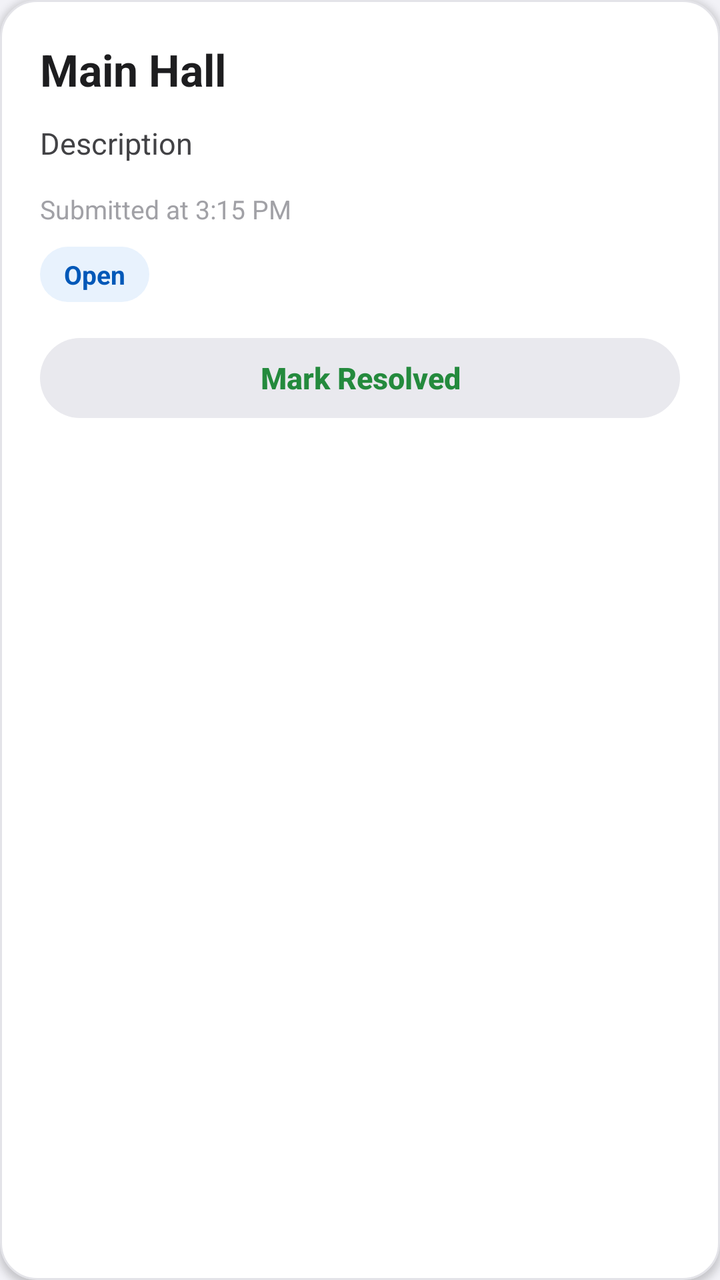
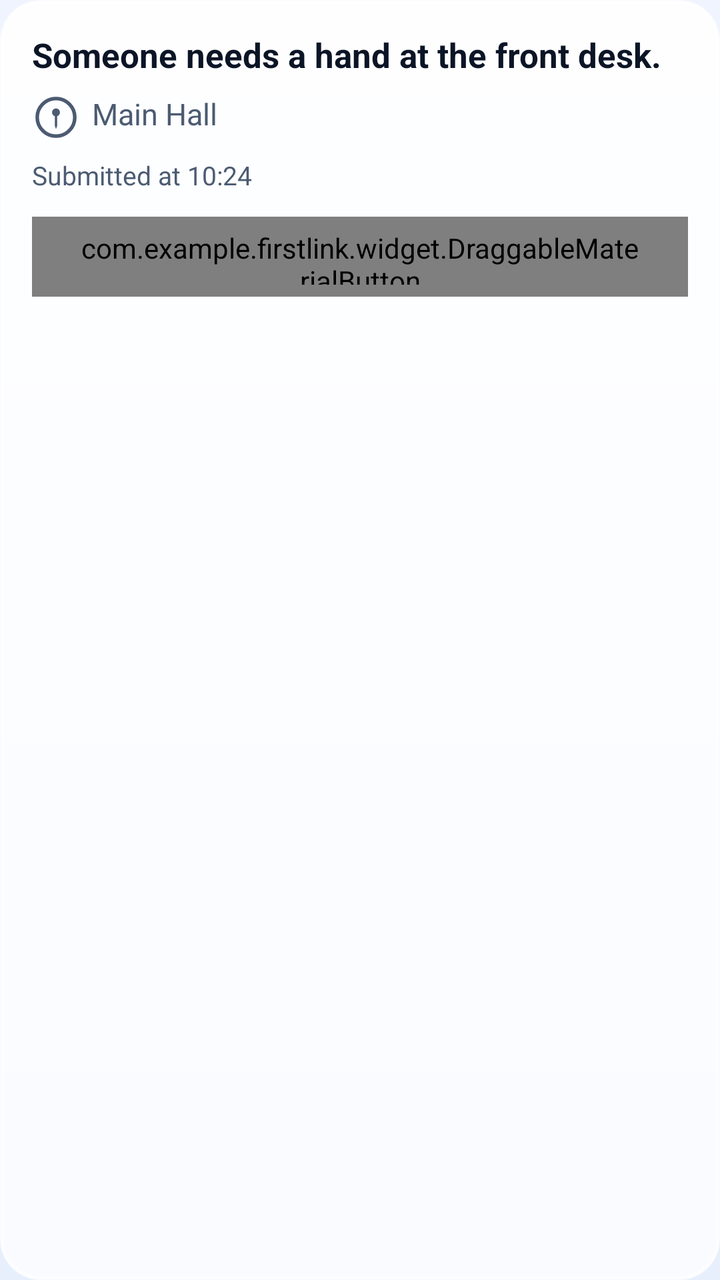

Before-and-after screenshots of an Android layout around one commit, followed by the original layout XML and the change that was made.
<!-- AndroidManifest.xml: application theme Theme.FirstLink -->
<!-- res/layout/item_help_request.xml -->
<?xml version="1.0" encoding="utf-8"?>
<LinearLayout xmlns:android="http://schemas.android.com/apk/res/android"
    xmlns:app="http://schemas.android.com/apk/res-auto"
    android:layout_width="match_parent"
    android:layout_height="wrap_content"
    android:layout_marginTop="14dp"
    android:background="@drawable/emslides"
    android:clipToOutline="true"
    android:elevation="2dp"
    android:orientation="vertical">

    <TextView
        android:id="@+id/item_help_location"
        android:layout_width="wrap_content"
        android:layout_height="wrap_content"
        android:text="Main Hall"
        android:textColor="@color/text_primary"
        android:textSize="22sp"
        android:textStyle="bold" />

    <TextView
        android:id="@+id/item_help_description"
        android:layout_width="match_parent"
        android:layout_height="wrap_content"
        android:layout_marginTop="12dp"
        android:lineSpacingExtra="3dp"
        android:text="Description"
        android:textColor="@color/text_body"
        android:textSize="15sp" />

    <TextView
        android:id="@+id/item_help_time"
        android:layout_width="wrap_content"
        android:layout_height="wrap_content"
        android:layout_marginTop="14dp"
        android:text="Submitted at 3:15 PM"
        android:textColor="@color/text_hint"
        android:textSize="13sp" />

    <TextView
        android:id="@+id/item_help_status"
        android:layout_width="wrap_content"
        android:layout_height="wrap_content"
        android:layout_marginTop="10dp"
        android:background="@drawable/bg_chip_brand"
        android:paddingStart="12dp"
        android:paddingTop="5dp"
        android:paddingEnd="12dp"
        android:paddingBottom="5dp"
        android:text="Open"
        android:textColor="@color/brand_on_primary_container"
        android:textSize="13sp"
        android:textStyle="bold" />

    <com.google.android.material.button.MaterialButton
        android:id="@+id/item_help_resolve_button"
        style="@style/Widget.FirstLink.Button.Outlined"
        android:layout_width="match_parent"
        android:layout_height="48dp"
        android:layout_marginTop="14dp"
        android:text="Mark Resolved"
        android:textColor="@color/success"
        android:textSize="15sp"
        android:textStyle="bold" />

</LinearLayout>
<!-- resources referenced by this layout -->
<resources>
  <color name="brand_on_primary_container">#0058B8</color>
  <color name="success">#248A3D</color>
  <color name="text_body">#424245</color>
  <color name="text_hint">#A1A1A6</color>
  <color name="text_primary">#1D1D1F</color>
  <!-- drawable bg_chip_brand (drawable) -->
  <?xml version="1.0" encoding="utf-8"?>
  <shape xmlns:android="http://schemas.android.com/apk/res/android"
      android:shape="rectangle">
      <corners android:radius="100dp" />
      <solid android:color="@color/brand_primary_container" />
  </shape>
  <!-- drawable emslides (drawable) -->
  <?xml version="1.0" encoding="utf-8"?>
  <shape xmlns:android="http://schemas.android.com/apk/res/android"
      android:shape="rectangle">
      <solid android:color="@color/card_surface" />
      <corners android:radius="18dp" />
      <stroke
          android:width="1dp"
          android:color="@color/border_light" />
      <padding
          android:left="20dp"
          android:top="20dp"
          android:right="20dp"
          android:bottom="20dp" />
  </shape>
  <style name="Widget.FirstLink.Button.Outlined" parent="Widget.FirstLink.Button">
          <item name="backgroundTint">@color/glass_fill</item>
          <item name="android:textColor">@color/brand_primary</item>
          <item name="iconTint">@color/brand_primary</item>
          <item name="android:elevation">0dp</item>
          <item name="elevation">0dp</item>
          <item name="rippleColor">@color/glass_ripple</item>
      </style>
  <color name="brand_primary_container">#E8F2FD</color>
  <color name="card_surface">#FFFFFF</color>
  <color name="border_light">#E3E3E8</color>
  <color name="glass_fill">#E9E9EE</color>
  <color name="brand_primary">#0071E3</color>
  <color name="glass_ripple">#DEDEE3</color>
  <style name="Base.Theme.FirstLink" parent="Theme.Material3.DayNight.NoActionBar">
          <item name="colorPrimary">@color/brand_primary</item>
          <item name="colorOnPrimary">@color/white</item>
          <item name="colorPrimaryContainer">@color/brand_primary_container</item>
          <item name="colorOnPrimaryContainer">@color/brand_on_primary_container</item>
  
          <item name="colorSecondary">@color/brand_primary</item>
          <item name="colorOnSecondary">@color/white</item>
  
          <item name="colorError">@color/danger</item>
          <item name="colorOnError">@color/white</item>
  
          <item name="android:colorBackground">@color/surface</item>
          <item name="colorOnBackground">@color/text_primary</item>
          <item name="colorSurface">@color/surface</item>
          <item name="colorOnSurface">@color/text_primary</item>
          <item name="colorOutline">@color/border_light</item>
          
          <item name="elevationOverlayEnabled">false</item>
  
          <item name="android:statusBarColor">@color/surface</item>
          <item name="android:navigationBarColor">@color/surface</item>
          <item name="android:windowLightStatusBar">true</item>
  
          <item name="shapeAppearanceSmallComponent">@style/ShapeAppearance.FirstLink.Small</item>
          <item name="shapeAppearanceMediumComponent">@style/ShapeAppearance.FirstLink.Medium</item>
          <item name="shapeAppearanceLargeComponent">@style/ShapeAppearance.FirstLink.Large</item>
  
          
          <item name="materialButtonStyle">@style/Widget.FirstLink.Button.Primary</item>
  
          
          <item name="android:windowAnimationStyle">@style/WindowAnimation.FirstLink</item>
  
          <item name="materialAlertDialogTheme">@style/ThemeOverlay.FirstLink.Dialog</item>
      </style>
  <color name="surface">#F2F2F7</color>
  <style name="ShapeAppearance.FirstLink.Small" parent="ShapeAppearance.Material3.SmallComponent">
          <item name="cornerSize">16dp</item>
      </style>
  <style name="ShapeAppearance.FirstLink.Medium" parent="ShapeAppearance.Material3.MediumComponent">
          <item name="cornerSize">20dp</item>
      </style>
  <style name="ShapeAppearance.FirstLink.Large" parent="ShapeAppearance.Material3.LargeComponent">
          <item name="cornerSize">28dp</item>
      </style>
  <style name="Widget.FirstLink.Button.Primary" parent="Widget.FirstLink.Button">
          <item name="backgroundTint">@color/brand_primary</item>
          <item name="android:textColor">@color/white</item>
          <item name="android:elevation">4dp</item>
          <item name="elevation">4dp</item>
          <item name="android:outlineSpotShadowColor" tools:targetApi="p">@color/brand_glow</item>
          <item name="android:outlineAmbientShadowColor" tools:targetApi="p">@color/brand_glow</item>
      </style>
  <style name="ThemeOverlay.FirstLink.Dialog" parent="ThemeOverlay.Material3.MaterialAlertDialog">
          <item name="colorSurface">@color/dialog_glass_surface</item>
          <item name="colorSurfaceContainerHigh">@color/dialog_glass_surface</item>
          <item name="android:backgroundDimAmount">0.32</item>
          <item name="colorOnSurface">@color/text_primary</item>
          <item name="colorOnSurfaceVariant">@color/text_body</item>
          <item name="shapeAppearanceCornerLarge">@style/ShapeAppearance.FirstLink.Large</item>
          <item name="buttonBarPositiveButtonStyle">@style/Widget.FirstLink.Button.Dialog.Positive</item>
          <item name="buttonBarNegativeButtonStyle">@style/Widget.FirstLink.Button.Dialog.Negative</item>
          <item name="buttonBarNeutralButtonStyle">@style/Widget.FirstLink.Button.Dialog.Negative</item>
      </style>
  <color name="brand_glow">#1D1D1F</color>
  <color name="dialog_glass_surface">#F2FFFFFF</color>
  <style name="Widget.FirstLink.Button.Dialog.Negative">
          <item name="backgroundTint">@color/glass_fill</item>
          <item name="android:textColor">@color/text_body</item>
          <item name="android:elevation">0dp</item>
          <item name="elevation">0dp</item>
          <item name="rippleColor">@color/glass_ripple</item>
      </style>
  <!-- unchanged entries left out for length: 7 -->
</resources>

<!-- the commit's change to res/layout/item_help_request.xml (unified diff, before → after) -->
@@ -3,64 +3,85 @@
     xmlns:app="http://schemas.android.com/apk/res-auto"
     android:layout_width="match_parent"
     android:layout_height="wrap_content"
+    android:layout_marginStart="20dp"
     android:layout_marginTop="14dp"
-    android:background="@drawable/emslides"
-    android:clipToOutline="true"
-    android:elevation="2dp"
-    android:orientation="vertical">
-
-    <TextView
-        android:id="@+id/item_help_location"
-        android:layout_width="wrap_content"
-        android:layout_height="wrap_content"
-        android:text="Main Hall"
-        android:textColor="@color/text_primary"
-        android:textSize="22sp"
-        android:textStyle="bold" />
+    android:layout_marginEnd="20dp"
+    android:background="@drawable/bg_ios_group"
+    android:orientation="vertical"
+    android:padding="16dp">
 
     <TextView
         android:id="@+id/item_help_description"
         android:layout_width="match_parent"
         android:layout_height="wrap_content"
-        android:layout_marginTop="12dp"
-        android:lineSpacingExtra="3dp"
-        android:text="Description"
-        android:textColor="@color/text_body"
+        android:lineSpacingMultiplier="1.2"
+        android:text="Someone needs a hand at the front desk."
+        android:textColor="@color/text_primary"
+        android:textSize="17sp"
+        android:textStyle="bold" />
+
+    <TextView
+        android:id="@+id/item_help_location"
+        android:layout_width="match_parent"
+        android:layout_height="wrap_content"
+        android:layout_marginTop="8dp"
+        android:drawableStart="@drawable/ic_sf_mappin_circle"
+        android:drawablePadding="6dp"
+        android:drawableTint="@color/text_secondary"
+        android:text="Main Hall"
+        android:textColor="@color/text_secondary"
         android:textSize="15sp" />
 
     <TextView
         android:id="@+id/item_help_time"
-        android:layout_width="wrap_content"
+        android:layout_width="match_parent"
         android:layout_height="wrap_content"
-        android:layout_marginTop="14dp"
-        android:text="Submitted at 3:15 PM"
-        android:textColor="@color/text_hint"
+        android:layout_marginTop="8dp"
+        android:text="Submitted at 10:24"
+        android:textColor="@color/text_secondary"
         android:textSize="13sp" />
 
+    
     <TextView
         android:id="@+id/item_help_status"
+        android:visibility="gone"
         android:layout_width="wrap_content"
         android:layout_height="wrap_content"
         android:layout_marginTop="10dp"
-        android:background="@drawable/bg_chip_brand"
-        android:paddingStart="12dp"
+        android:background="@drawable/bg_ios_pill_blue"
+        android:paddingStart="10dp"
         android:paddingTop="5dp"
-        android:paddingEnd="12dp"
+        android:paddingEnd="10dp"
         android:paddingBottom="5dp"
         android:text="Open"
-        android:textColor="@color/brand_on_primary_container"
-        android:textSize="13sp"
+        android:textColor="@color/brand_primary"
+        android:textSize="12sp"
         android:textStyle="bold" />
 
-    <com.google.android.material.button.MaterialButton
+    
+    <com.example.firstlink.widget.DraggableMaterialButton
         android:id="@+id/item_help_resolve_button"
-        style="@style/Widget.FirstLink.Button.Outlined"
+        style="@style/Widget.FirstLink.Button.Neutral"
         android:layout_width="match_parent"
-        android:layout_height="48dp"
-        android:layout_marginTop="14dp"
+        android:layout_height="40dp"
+        android:layout_marginTop="12dp"
+        android:elevation="0dp"
+        android:insetTop="0dp"
+        android:insetBottom="0dp"
+        android:stateListAnimator="@null"
         android:text="Mark Resolved"
         android:textColor="@color/success"
-        android:textSize="15sp"
-        android:textStyle="bold" />
+        android:textSize="14sp"
+        android:textStyle="bold"
+        app:backgroundTint="@color/card_surface"
+        app:cornerRadius="20dp"
+        app:elevation="0dp"
+        app:icon="@drawable/ic_sf_checkmark_circle_fill"
+        app:iconGravity="textStart"
+        app:iconPadding="8dp"
+        app:iconSize="16dp"
+        app:iconTint="@color/success"
+        app:strokeColor="@color/border_light"
+        app:strokeWidth="1dp" />
 
 </LinearLayout>
<!-- resource entries referenced after the edit -->
@@ -1,46 +1,88 @@
 <!-- resources referenced by this layout -->
 <resources>
-  <color name="brand_on_primary_container">#0058B8</color>
-  <color name="success">#248A3D</color>
-  <color name="text_body">#424245</color>
-  <color name="text_hint">#A1A1A6</color>
-  <color name="text_primary">#1D1D1F</color>
-  <!-- drawable bg_chip_brand (drawable) -->
+  <color name="brand_on_primary_container">#0B47B0</color>
+  <color name="success">#1C7C36</color>
+  <color name="text_body">#33425A</color>
+  <color name="glass_border_strong">#59839FC4</color>
+  <color name="text_primary">#0B1526</color>
+  <color name="text_secondary">#4C5B72</color>
+  <!-- drawable bg_ios_group (drawable) -->
   <?xml version="1.0" encoding="utf-8"?>
-  <shape xmlns:android="http://schemas.android.com/apk/res/android"
-      android:shape="rectangle">
+  <layer-list xmlns:android="http://schemas.android.com/apk/res/android">
+      <item>
+          <shape android:shape="rectangle">
+              <corners android:radius="20dp" />
+              <gradient
+                  android:angle="270"
+                  android:endColor="@color/glass_sheen_bottom"
+                  android:startColor="@color/glass_sheen_top"
+                  android:type="linear" />
+              <stroke android:width="1dp" android:color="@color/glass_rim" />
+          </shape>
+      </item>
+      <item android:bottom="1dp" android:left="1dp" android:right="1dp" android:top="1dp">
+          <shape android:shape="rectangle">
+              <corners android:radius="19dp" />
+              <stroke android:width="1dp" android:color="@color/glass_rim_inner" />
+          </shape>
+      </item>
+  </layer-list>
+  <!-- drawable bg_ios_pill_blue (drawable) -->
+  <?xml version="1.0" encoding="utf-8"?>
+  <shape xmlns:android="http://schemas.android.com/apk/res/android" android:shape="rectangle">
       <corners android:radius="100dp" />
-      <solid android:color="@color/brand_primary_container" />
+      <gradient android:angle="270" android:endColor="@color/brand_primary_container" android:startColor="@color/header_glass_top" android:type="linear" />
+      <stroke android:width="1dp" android:color="@color/brand_border_soft" />
   </shape>
-  <!-- drawable emslides (drawable) -->
-  <?xml version="1.0" encoding="utf-8"?>
-  <shape xmlns:android="http://schemas.android.com/apk/res/android"
-      android:shape="rectangle">
-      <solid android:color="@color/card_surface" />
-      <corners android:radius="18dp" />
-      <stroke
-          android:width="1dp"
-          android:color="@color/border_light" />
-      <padding
-          android:left="20dp"
-          android:top="20dp"
-          android:right="20dp"
-          android:bottom="20dp" />
-  </shape>
-  <style name="Widget.FirstLink.Button.Outlined" parent="Widget.FirstLink.Button">
+  <!-- drawable ic_sf_checkmark_circle_fill (drawable) -->
+  <vector xmlns:android="http://schemas.android.com/apk/res/android"
+      android:width="24dp"
+      android:height="24dp"
+      android:viewportWidth="24"
+      android:viewportHeight="24">
+      <path
+          android:fillColor="#FFFFFF"
+          android:fillType="evenOdd"
+          android:pathData="M22,12 A10,10 0 1,1 2,12 A10,10 0 1,1 22,12 Z M10.30,16.20 L6.35,12.25 L8.05,10.55 L10.30,12.80 L16.05,7.05 L17.75,8.75 Z" />
+  </vector>
+  <!-- drawable ic_sf_mappin_circle (drawable) -->
+  <vector xmlns:android="http://schemas.android.com/apk/res/android"
+      android:width="24dp"
+      android:height="24dp"
+      android:viewportWidth="24"
+      android:viewportHeight="24">
+      <path
+          android:fillColor="#00000000"
+          android:strokeColor="#FFFFFF"
+          android:strokeWidth="1.8"
+          android:strokeLineCap="round"
+          android:strokeLineJoin="round"
+          android:pathData="M21.4,12 A9.4,9.4 0 1,1 2.6,12 A9.4,9.4 0 1,1 21.4,12 Z" />
+      <path
+          android:fillColor="#FFFFFF"
+          android:pathData="M11.45,11.45 L11.45,16.30 L12.00,17.90 L12.55,16.30 L12.55,11.45 A2.00,2.00 0 1,0 11.45,11.45 Z" />
+  </vector>
+  <style name="Widget.FirstLink.Button.Neutral" parent="Widget.FirstLink.Button">
           <item name="backgroundTint">@color/glass_fill</item>
-          <item name="android:textColor">@color/brand_primary</item>
-          <item name="iconTint">@color/brand_primary</item>
+          <item name="android:textColor">@color/text_body</item>
+          <item name="strokeWidth">1dp</item>
+          <item name="strokeColor">@color/glass_border_strong</item>
           <item name="android:elevation">0dp</item>
           <item name="elevation">0dp</item>
           <item name="rippleColor">@color/glass_ripple</item>
       </style>
-  <color name="brand_primary_container">#E8F2FD</color>
-  <color name="card_surface">#FFFFFF</color>
-  <color name="border_light">#E3E3E8</color>
-  <color name="glass_fill">#E9E9EE</color>
-  <color name="brand_primary">#0071E3</color>
-  <color name="glass_ripple">#DEDEE3</color>
+  <color name="glass_sheen_bottom">#B8FFFFFF</color>
+  <color name="glass_sheen_top">#E6FFFFFF</color>
+  <color name="glass_rim">#B3FFFFFF</color>
+  <color name="glass_rim_inner">#59FFFFFF</color>
+  <color name="brand_primary_container">#240A6CFC</color>
+  <color name="header_glass_top">#420A6CFC</color>
+  <color name="brand_border_soft">#590A6CFC</color>
+  <color name="card_surface">#CCFFFFFF</color>
+  <color name="border_light">#26355C8C</color>
+  <color name="glass_fill">#A6FFFFFF</color>
+  <color name="brand_primary">#0A6CFC</color>
+  <color name="glass_ripple">#3D0A6CFC</color>
   <style name="Base.Theme.FirstLink" parent="Theme.Material3.DayNight.NoActionBar">
           <item name="colorPrimary">@color/brand_primary</item>
           <item name="colorOnPrimary">@color/white</item>
@@ -61,8 +103,12 @@
           
           <item name="elevationOverlayEnabled">false</item>
   
-          <item name="android:statusBarColor">@color/surface</item>
-          <item name="android:navigationBarColor">@color/surface</item>
+          
+          <item name="android:windowBackground">@drawable/bg_page_glass</item>
+  
+          
+          <item name="android:statusBarColor">@color/page_top</item>
+          <item name="android:navigationBarColor">@color/page_bottom</item>
           <item name="android:windowLightStatusBar">true</item>
   
           <item name="shapeAppearanceSmallComponent">@style/ShapeAppearance.FirstLink.Small</item>
@@ -73,32 +119,87 @@
           <item name="materialButtonStyle">@style/Widget.FirstLink.Button.Primary</item>
   
           
+          <item name="android:colorControlNormal">@color/text_secondary</item>
+          <item name="android:colorControlActivated">@color/brand_primary</item>
+          <item name="colorControlNormal">@color/text_secondary</item>
+          <item name="colorControlActivated">@color/brand_primary</item>
+          <item name="android:textColorHighlight">@color/brand_primary_container</item>
+  
+          
           <item name="android:windowAnimationStyle">@style/WindowAnimation.FirstLink</item>
   
           <item name="materialAlertDialogTheme">@style/ThemeOverlay.FirstLink.Dialog</item>
       </style>
-  <color name="surface">#F2F2F7</color>
+  <color name="surface">#EFF4FF</color>
+  <!-- drawable bg_page_glass (drawable) -->
+  <?xml version="1.0" encoding="utf-8"?>
+  <layer-list xmlns:android="http://schemas.android.com/apk/res/android">
+      <item>
+          <shape android:shape="rectangle">
+              <gradient
+                  android:angle="270"
+                  android:endColor="@color/page_bottom"
+                  android:startColor="@color/page_top"
+                  android:type="linear" />
+          </shape>
+      </item>
+      <item>
+          <shape android:shape="rectangle">
+              <gradient
+                  android:centerX="0.08"
+                  android:centerY="0.02"
+                  android:endColor="@color/bloom_brand_clear"
+                  android:gradientRadius="0.78"
+                  android:startColor="@color/bloom_brand"
+                  android:type="radial" />
+          </shape>
+      </item>
+      <item>
+          <shape android:shape="rectangle">
+              <gradient
+                  android:centerX="0.92"
+                  android:centerY="0.34"
+                  android:endColor="@color/bloom_sky_clear"
+                  android:gradientRadius="0.7"
+                  android:startColor="@color/bloom_sky"
+                  android:type="radial" />
+          </shape>
+      </item>
+      <item>
+          <shape android:shape="rectangle">
+              <gradient
+                  android:centerX="0.2"
+                  android:centerY="0.96"
+                  android:endColor="@color/bloom_white_clear"
+                  android:gradientRadius="0.58"
+                  android:startColor="@color/bloom_white"
+                  android:type="radial" />
+          </shape>
+      </item>
+  </layer-list>
+  <color name="page_top">#EFF4FF</color>
+  <color name="page_bottom">#E7EFFC</color>
   <style name="ShapeAppearance.FirstLink.Small" parent="ShapeAppearance.Material3.SmallComponent">
-          <item name="cornerSize">16dp</item>
+          <item name="cornerSize">18dp</item>
       </style>
   <style name="ShapeAppearance.FirstLink.Medium" parent="ShapeAppearance.Material3.MediumComponent">
-          <item name="cornerSize">20dp</item>
+          <item name="cornerSize">24dp</item>
       </style>
   <style name="ShapeAppearance.FirstLink.Large" parent="ShapeAppearance.Material3.LargeComponent">
-          <item name="cornerSize">28dp</item>
+          <item name="cornerSize">30dp</item>
       </style>
   <style name="Widget.FirstLink.Button.Primary" parent="Widget.FirstLink.Button">
           <item name="backgroundTint">@color/brand_primary</item>
           <item name="android:textColor">@color/white</item>
-          <item name="android:elevation">4dp</item>
-          <item name="elevation">4dp</item>
+          <item name="android:elevation">6dp</item>
+          <item name="elevation">6dp</item>
           <item name="android:outlineSpotShadowColor" tools:targetApi="p">@color/brand_glow</item>
           <item name="android:outlineAmbientShadowColor" tools:targetApi="p">@color/brand_glow</item>
       </style>
   <style name="ThemeOverlay.FirstLink.Dialog" parent="ThemeOverlay.Material3.MaterialAlertDialog">
           <item name="colorSurface">@color/dialog_glass_surface</item>
           <item name="colorSurfaceContainerHigh">@color/dialog_glass_surface</item>
-          <item name="android:backgroundDimAmount">0.32</item>
+          <item name="android:backgroundDimAmount">0.28</item>
           <item name="colorOnSurface">@color/text_primary</item>
           <item name="colorOnSurfaceVariant">@color/text_body</item>
           <item name="shapeAppearanceCornerLarge">@style/ShapeAppearance.FirstLink.Large</item>
@@ -106,11 +207,19 @@
           <item name="buttonBarNegativeButtonStyle">@style/Widget.FirstLink.Button.Dialog.Negative</item>
           <item name="buttonBarNeutralButtonStyle">@style/Widget.FirstLink.Button.Dialog.Negative</item>
       </style>
-  <color name="brand_glow">#1D1D1F</color>
-  <color name="dialog_glass_surface">#F2FFFFFF</color>
+  <color name="bloom_brand_clear">#000A6CFC</color>
+  <color name="bloom_brand">#4D0A6CFC</color>
+  <color name="bloom_sky_clear">#0000A3FF</color>
+  <color name="bloom_sky">#4700A3FF</color>
+  <color name="bloom_white_clear">#00FFFFFF</color>
+  <color name="bloom_white">#B3FFFFFF</color>
+  <color name="brand_glow">#0A6CFC</color>
+  <color name="dialog_glass_surface">#F0F7FAFF</color>
   <style name="Widget.FirstLink.Button.Dialog.Negative">
           <item name="backgroundTint">@color/glass_fill</item>
           <item name="android:textColor">@color/text_body</item>
+          <item name="strokeWidth">1dp</item>
+          <item name="strokeColor">@color/glass_border_strong</item>
           <item name="android:elevation">0dp</item>
           <item name="elevation">0dp</item>
           <item name="rippleColor">@color/glass_ripple</item>
